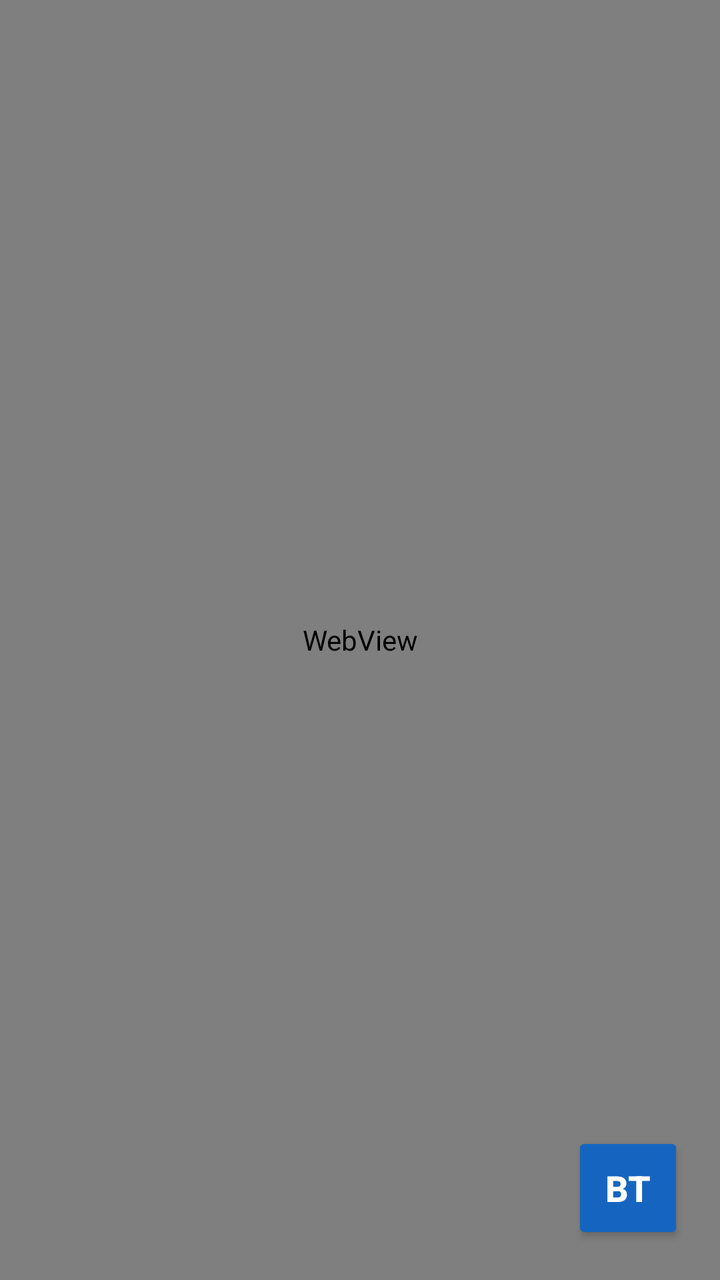
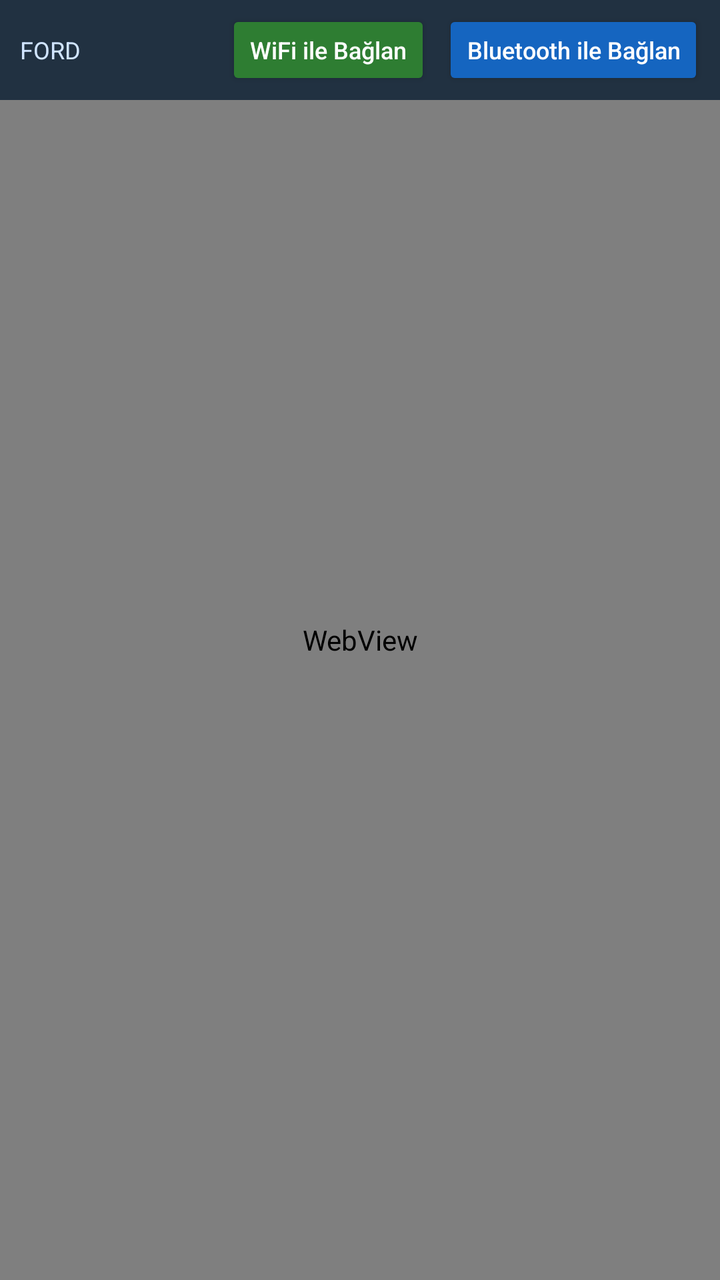

An Android layout rendered at two revisions. The XML below is the earlier revision; the diff shows what the commit changed to produce the second picture.
<!-- AndroidManifest.xml: application theme Theme.FordPanel -->
<!-- res/layout/activity_main.xml -->
<?xml version="1.0" encoding="utf-8"?>
<FrameLayout xmlns:android="http://schemas.android.com/apk/res/android"
    android:layout_width="match_parent"
    android:layout_height="match_parent"
    android:background="#0b1f33">

    <WebView
        android:id="@+id/web"
        android:layout_width="match_parent"
        android:layout_height="match_parent" />

    <LinearLayout
        android:id="@+id/baglanKatman"
        android:layout_width="match_parent"
        android:layout_height="match_parent"
        android:orientation="vertical"
        android:gravity="center"
        android:padding="32dp"
        android:background="#0b1f33"
        android:visibility="gone">
        <TextView
            android:layout_width="wrap_content" android:layout_height="wrap_content"
            android:text="FORD" android:textColor="#4da3ff" android:textSize="48sp"
            android:textStyle="bold" android:letterSpacing="0.2" android:layout_marginBottom="16dp" />
        <TextView
            android:id="@+id/durumYazi"
            android:layout_width="wrap_content" android:layout_height="wrap_content"
            android:text="Panel acilamadi." android:textColor="#d0e4ff"
            android:textSize="18sp" android:gravity="center" android:layout_marginBottom="28dp" />
        <Button
            android:id="@+id/baglanBtn"
            android:layout_width="match_parent" android:layout_height="60dp"
            android:text="FORD'A BAGLAN (WiFi)" android:textSize="18sp" android:textStyle="bold"
            android:textColor="#ffffff" android:backgroundTint="#2e7d32" android:layout_marginBottom="14dp" />
        <Button
            android:id="@+id/tekrarBtn"
            android:layout_width="match_parent" android:layout_height="52dp"
            android:text="TEKRAR DENE" android:textSize="16sp"
            android:textColor="#ffffff" android:backgroundTint="#37474f" android:layout_marginBottom="14dp" />
        <Button
            android:id="@+id/btAcKatmanBtn"
            android:layout_width="match_parent" android:layout_height="52dp"
            android:text="BLUETOOTH HIZLI KONTROL" android:textSize="16sp" android:textStyle="bold"
            android:textColor="#ffffff" android:backgroundTint="#1565c0" />
    </LinearLayout>

    <Button
        android:id="@+id/btFab"
        android:layout_width="wrap_content" android:layout_height="wrap_content"
        android:layout_gravity="bottom|end" android:layout_margin="18dp"
        android:text="BT" android:textSize="18sp" android:textStyle="bold"
        android:textColor="#ffffff" android:backgroundTint="#1565c0"
        android:minWidth="56dp" android:minHeight="56dp" />

    <LinearLayout
        android:id="@+id/btKatman"
        android:layout_width="match_parent" android:layout_height="match_parent"
        android:orientation="vertical" android:padding="20dp"
        android:background="#0b1f33" android:visibility="gone">
        <TextView
            android:layout_width="wrap_content" android:layout_height="wrap_content"
            android:text="Bluetooth Kontrol" android:textColor="#4da3ff"
            android:textSize="24sp" android:textStyle="bold" android:layout_marginBottom="8dp" />
        <TextView
            android:id="@+id/btDurum"
            android:layout_width="match_parent" android:layout_height="wrap_content"
            android:text="Bagli degil" android:textColor="#d0e4ff"
            android:textSize="15sp" android:layout_marginBottom="10dp" />
        <Button
            android:id="@+id/btBaglanBtn"
            android:layout_width="match_parent" android:layout_height="52dp"
            android:text="BLUETOOTH'A BAGLAN" android:textSize="16sp" android:textStyle="bold"
            android:textColor="#ffffff" android:backgroundTint="#2e7d32" android:layout_marginBottom="10dp" />
        <ScrollView
            android:layout_width="match_parent" android:layout_height="0dp" android:layout_weight="1">
            <LinearLayout
                android:id="@+id/btButonlar"
                android:layout_width="match_parent" android:layout_height="wrap_content"
                android:orientation="vertical" />
        </ScrollView>
        <Button
            android:id="@+id/btKapatBtn"
            android:layout_width="match_parent" android:layout_height="48dp"
            android:text="KAPAT (panele don)" android:textSize="15sp"
            android:textColor="#ffffff" android:backgroundTint="#37474f" android:layout_marginTop="8dp" />
    </LinearLayout>
</FrameLayout>
<!-- resources referenced by this layout -->
<resources>
  <style name="Theme.FordPanel" parent="@android:style/Theme.Material.NoActionBar">
          <item name="android:windowBackground">#0b1f33</item>
          <item name="android:statusBarColor">#0b1f33</item>
          <item name="android:navigationBarColor">#0b1f33</item>
      </style>
</resources>

<!-- the commit's change to res/layout/activity_main.xml (unified diff, before → after) -->
@@ -9,79 +9,52 @@
         android:layout_width="match_parent"
         android:layout_height="match_parent" />
 
+    
     <LinearLayout
-        android:id="@+id/baglanKatman"
         android:layout_width="match_parent"
-        android:layout_height="match_parent"
-        android:orientation="vertical"
-        android:gravity="center"
-        android:padding="32dp"
-        android:background="#0b1f33"
-        android:visibility="gone">
+        android:layout_height="wrap_content"
+        android:orientation="horizontal"
+        android:gravity="center_vertical"
+        android:background="#CC0b1f33"
+        android:paddingLeft="10dp"
+        android:paddingRight="8dp"
+        android:paddingTop="5dp"
+        android:paddingBottom="5dp">
+
         <TextView
-            android:layout_width="wrap_content" android:layout_height="wrap_content"
-            android:text="FORD" android:textColor="#4da3ff" android:textSize="48sp"
-            android:textStyle="bold" android:letterSpacing="0.2" android:layout_marginBottom="16dp" />
-        <TextView
-            android:id="@+id/durumYazi"
-            android:layout_width="wrap_content" android:layout_height="wrap_content"
-            android:text="Panel acilamadi." android:textColor="#d0e4ff"
-            android:textSize="18sp" android:gravity="center" android:layout_marginBottom="28dp" />
+            android:id="@+id/durum"
+            android:layout_width="0dp"
+            android:layout_height="wrap_content"
+            android:layout_weight="1"
+            android:text="FORD"
+            android:textColor="#d0e4ff"
+            android:textSize="12sp"
+            android:maxLines="1"
+            android:ellipsize="end" />
+
         <Button
-            android:id="@+id/baglanBtn"
-            android:layout_width="match_parent" android:layout_height="60dp"
-            android:text="FORD'A BAGLAN (WiFi)" android:textSize="18sp" android:textStyle="bold"
-            android:textColor="#ffffff" android:backgroundTint="#2e7d32" android:layout_marginBottom="14dp" />
+            android:id="@+id/wifiBtn"
+            android:layout_width="wrap_content"
+            android:layout_height="40dp"
+            android:text="WiFi ile Bağlan"
+            android:textColor="#ffffff"
+            android:textSize="12sp"
+            android:textAllCaps="false"
+            android:backgroundTint="#2e7d32"
+            android:layout_marginEnd="6dp"
+            android:paddingLeft="12dp"
+            android:paddingRight="12dp" />
+
         <Button
-            android:id="@+id/tekrarBtn"
-            android:layout_width="match_parent" android:layout_height="52dp"
-            android:text="TEKRAR DENE" android:textSize="16sp"
-            android:textColor="#ffffff" android:backgroundTint="#37474f" android:layout_marginBottom="14dp" />
-        <Button
-            android:id="@+id/btAcKatmanBtn"
-            android:layout_width="match_parent" android:layout_height="52dp"
-            android:text="BLUETOOTH HIZLI KONTROL" android:textSize="16sp" android:textStyle="bold"
-            android:textColor="#ffffff" android:backgroundTint="#1565c0" />
-    </LinearLayout>
-
-    <Button
-        android:id="@+id/btFab"
-        android:layout_width="wrap_content" android:layout_height="wrap_content"
-        android:layout_gravity="bottom|end" android:layout_margin="18dp"
-        android:text="BT" android:textSize="18sp" android:textStyle="bold"
-        android:textColor="#ffffff" android:backgroundTint="#1565c0"
-        android:minWidth="56dp" android:minHeight="56dp" />
-
-    <LinearLayout
-        android:id="@+id/btKatman"
-        android:layout_width="match_parent" android:layout_height="match_parent"
-        android:orientation="vertical" android:padding="20dp"
-        android:background="#0b1f33" android:visibility="gone">
-        <TextView
-            android:layout_width="wrap_content" android:layout_height="wrap_content"
-            android:text="Bluetooth Kontrol" android:textColor="#4da3ff"
-            android:textSize="24sp" android:textStyle="bold" android:layout_marginBottom="8dp" />
-        <TextView
-            android:id="@+id/btDurum"
-            android:layout_width="match_parent" android:layout_height="wrap_content"
-            android:text="Bagli degil" android:textColor="#d0e4ff"
-            android:textSize="15sp" android:layout_marginBottom="10dp" />
-        <Button
-            android:id="@+id/btBaglanBtn"
-            android:layout_width="match_parent" android:layout_height="52dp"
-            android:text="BLUETOOTH'A BAGLAN" android:textSize="16sp" android:textStyle="bold"
-            android:textColor="#ffffff" android:backgroundTint="#2e7d32" android:layout_marginBottom="10dp" />
-        <ScrollView
-            android:layout_width="match_parent" android:layout_height="0dp" android:layout_weight="1">
-            <LinearLayout
-                android:id="@+id/btButonlar"
-                android:layout_width="match_parent" android:layout_height="wrap_content"
-                android:orientation="vertical" />
-        </ScrollView>
-        <Button
-            android:id="@+id/btKapatBtn"
-            android:layout_width="match_parent" android:layout_height="48dp"
-            android:text="KAPAT (panele don)" android:textSize="15sp"
-            android:textColor="#ffffff" android:backgroundTint="#37474f" android:layout_marginTop="8dp" />
+            android:id="@+id/btBtn"
+            android:layout_width="wrap_content"
+            android:layout_height="40dp"
+            android:text="Bluetooth ile Bağlan"
+            android:textColor="#ffffff"
+            android:textSize="12sp"
+            android:textAllCaps="false"
+            android:backgroundTint="#1565c0"
+            android:paddingLeft="12dp"
+            android:paddingRight="12dp" />
     </LinearLayout>
 </FrameLayout>
